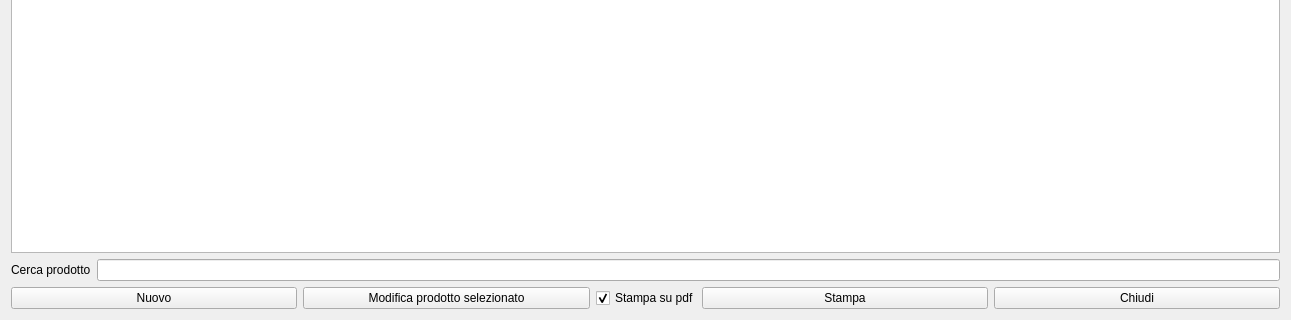
fblabs/hamlet-mod-sancon, file hprodottinew.ui: the form before one commit; both pictures show x 0 to 1291 and y 323 to 643 of the 1291 by 643 pixel window.
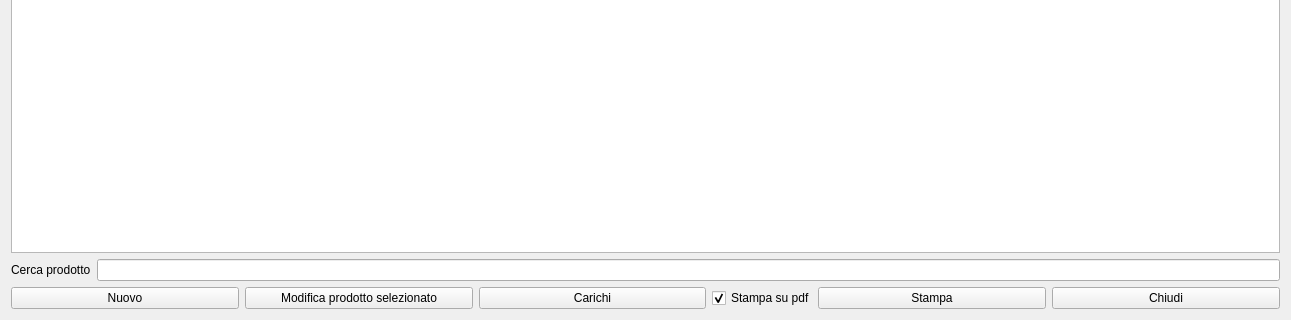
The form after the commit. Icons and pictures are not drawn.

What changed in the file:
```diff
--- a/hprodottinew.ui
+++ b/hprodottinew.ui
@@ -179,6 +179,23 @@
        </property>
       </widget>
      </item>
+     <item>
+      <widget class="QPushButton" name="pbLoads">
+       <property name="text">
+        <string>Carichi</string>
+       </property>
+       <property name="icon">
+        <iconset resource="icons.qrc">
+         <normaloff>:/Resources/App-ark-2-icon.png</normaloff>:/Resources/App-ark-2-icon.png</iconset>
+       </property>
+       <property name="iconSize">
+        <size>
+         <width>32</width>
+         <height>32</height>
+        </size>
+       </property>
+      </widget>
+     </item>
      <item>
       <widget class="QCheckBox" name="cbPdf">
        <property name="maximumSize">
```
